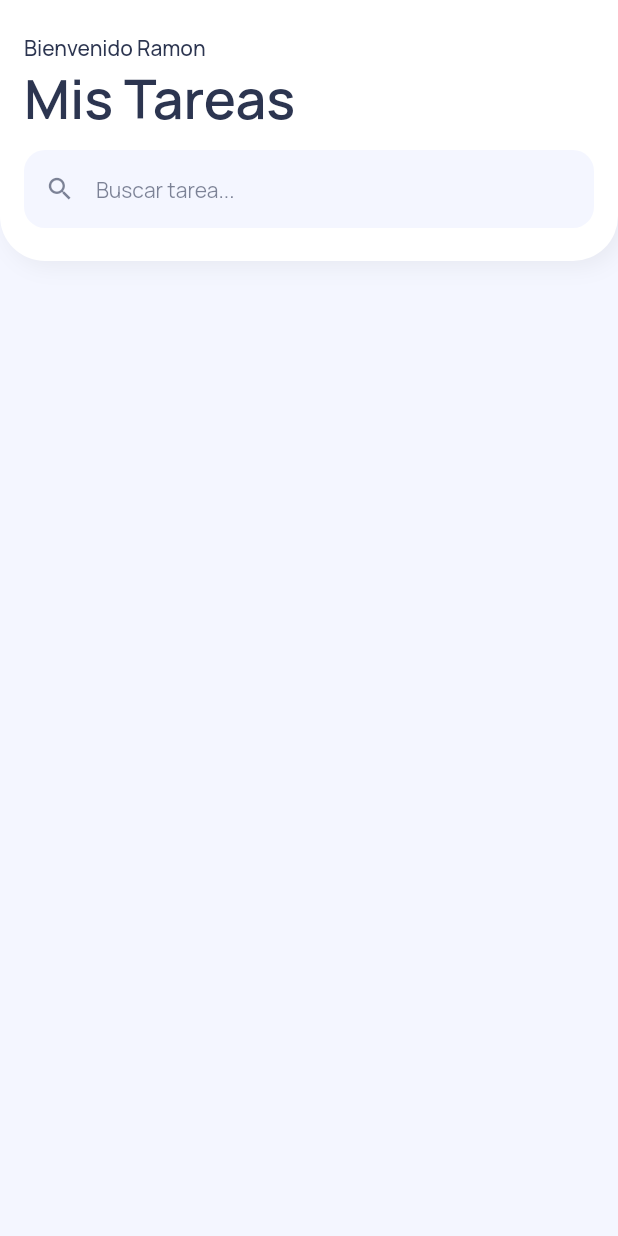
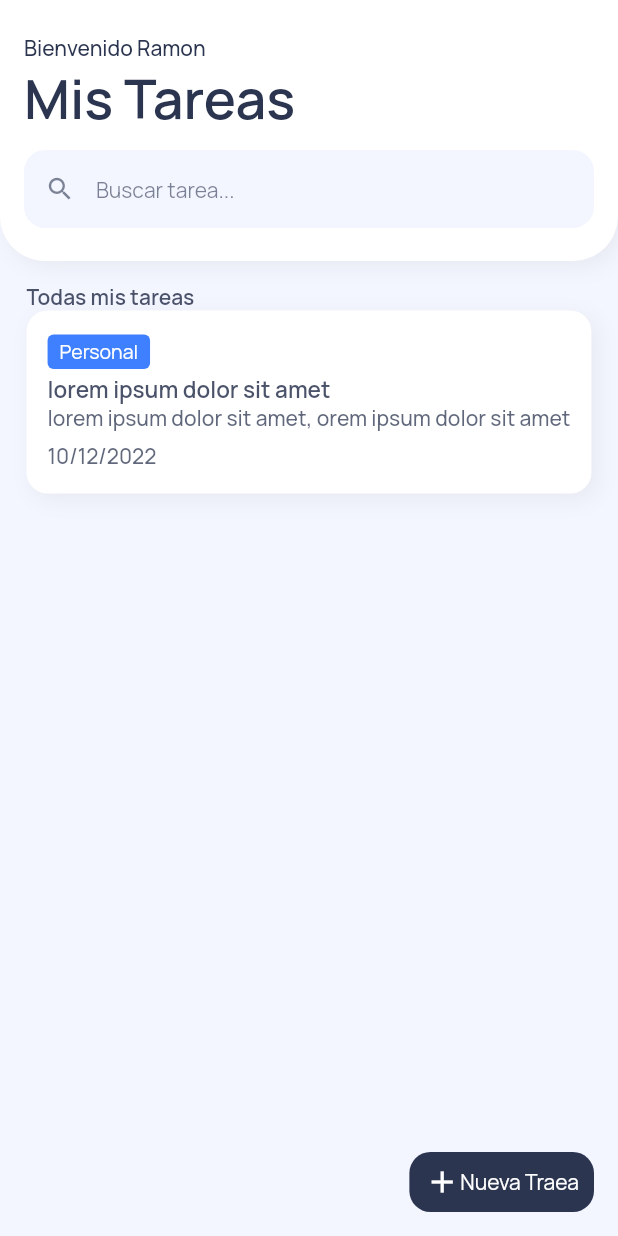
Before and after one commit to Luop98/tasks, a Flutter app: the screen it shows after launch, on a phone screen of 412 x 824 dp. Run offline on Flutter 3.47's test engine with Material 2 defaults, Android fonts, the phone set to English and light mode, and no system bars; our stand-ins replace cloud_firestore, firebase_core, google_fonts; accounts and stored records are empty.

Commit message:
decimo segundo video

```diff
--- a/lib/pages/home_page.dart
+++ b/lib/pages/home_page.dart
@@ -12,6 +12,32 @@ class HomePage extends StatelessWidget {
   Widget build(BuildContext context) {
     return Scaffold(
       backgroundColor: kBranSecondaryColor,
+      floatingActionButton: InkWell(
+        onTap: () {},
+        borderRadius: BorderRadius.circular(14.0),
+        child: Container(
+          padding: const EdgeInsets.symmetric(horizontal: 10.0, vertical: 8.0),
+          decoration: BoxDecoration(
+            color: kBranPrimaryColor,
+            borderRadius: BorderRadius.circular(14.0),
+          ),
+          child: Row(
+            mainAxisSize: MainAxisSize.min,
+            children: const [
+              Icon(
+                Icons.add,
+                color: Colors.white,
+              ),
+              Text(
+                "Nueva Traea",
+                style: TextStyle(
+                  color: Colors.white,
+                ),
+              ),
+            ],
+          ),
+        ),
+      ),
       body: SingleChildScrollView(
         child: Column(
           children: [
@@ -54,9 +80,86 @@ class HomePage extends StatelessWidget {
                       ),
                     ),
                     divider10(),
-                  TextFieldSearchWidget(),
+                    TextFieldSearchWidget(),
                   ],
                 ),
+              ),
+            ),
+            Padding(
+              padding: EdgeInsets.all(14),
+              child: Column(
+                crossAxisAlignment: CrossAxisAlignment.start,
+                children: [
+                  Text(
+                    "Todas mis tareas",
+                    style: TextStyle(
+                      fontSize: 14.0,
+                      fontWeight: FontWeight.w600,
+                      color: kBranPrimaryColor.withOpacity(0.85),
+                    ),
+                  ),
+                  Container(
+                    padding: const EdgeInsets.symmetric(
+                        horizontal: 14.0, vertical: 16.0),
+                    decoration: BoxDecoration(
+                      color: Colors.white,
+                      borderRadius: BorderRadius.circular(14.0),
+                      boxShadow: [
+                        BoxShadow(
+                          color: Colors.black.withOpacity(0.05),
+                          offset: const Offset(4, 4),
+                          blurRadius: 12.0,
+                        ),
+                      ],
+                    ),
+                    child: Column(
+                      crossAxisAlignment: CrossAxisAlignment.start,
+                      children: [
+                        Container(
+                          padding: const EdgeInsets.symmetric(
+                              horizontal: 8.0, vertical: 2.5),
+                          decoration: BoxDecoration(
+                            color: Color(0xff3e80ff),
+                            borderRadius: BorderRadius.circular(4.0),
+                          ),
+                          child: Text(
+                            "Personal",
+                            style: TextStyle(
+                              color: Colors.white,
+                              fontSize: 13.0,
+                            ),
+                          ),
+                        ),
+                        divider3(),
+                        Text(
+                          "lorem ipsum dolor sit amet",
+                          style: TextStyle(
+                            fontSize: 15.0,
+                            fontWeight: FontWeight.w600,
+                            color: kBranPrimaryColor.withOpacity(0.85),
+                          ),
+                        ),
+                        Text(
+                          "lorem ipsum dolor sit amet, orem ipsum dolor sit amet",
+                          style: TextStyle(
+                            fontSize: 14.0,
+                            fontWeight: FontWeight.w500,
+                            color: kBranPrimaryColor.withOpacity(0.75),
+                          ),
+                        ),
+                        divider6(),
+                        Text(
+                          "10/12/2022",
+                          style: TextStyle(
+                            fontSize: 14.0,
+                            fontWeight: FontWeight.w500,
+                            color: kBranPrimaryColor.withOpacity(0.75),
+                          ),
+                        ),
+                      ],
+                    ),
+                  ),
+                ],
               ),
             ),
           ],
```
